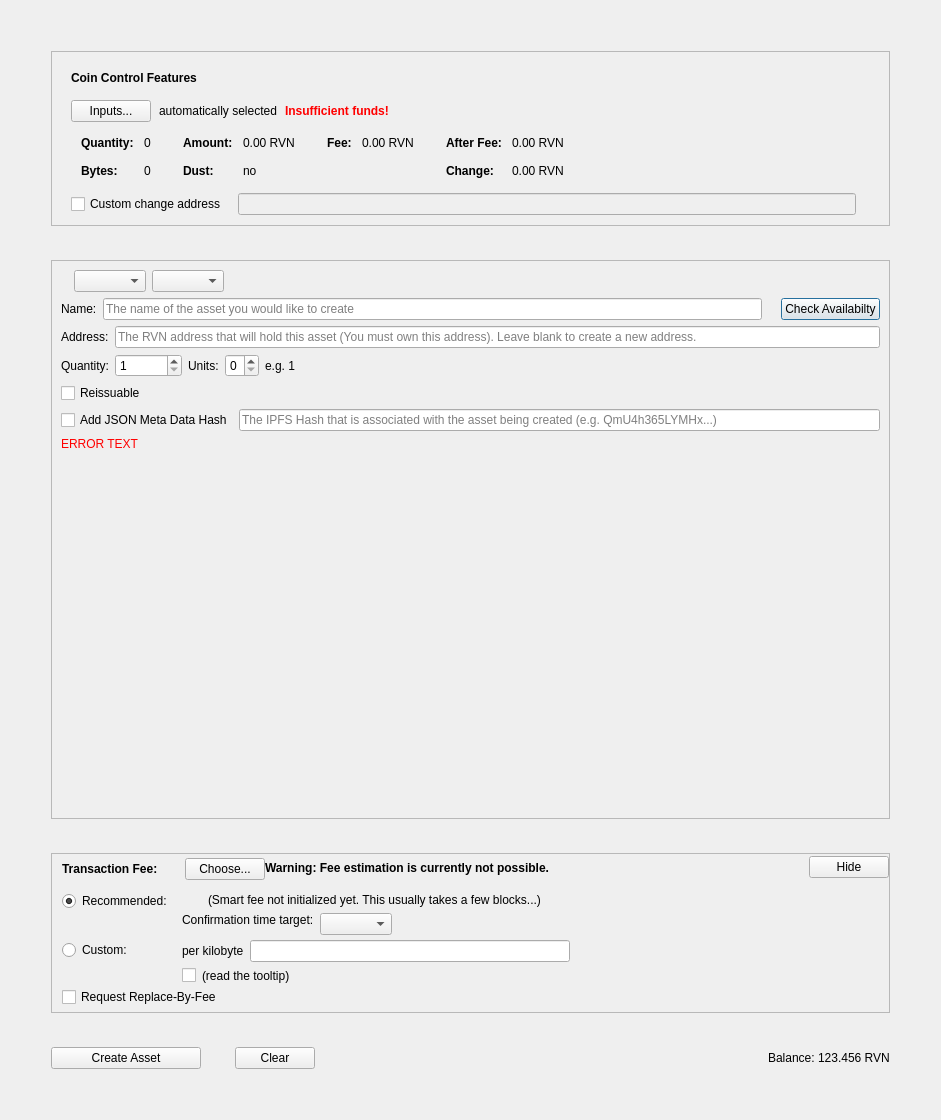
Old version of the form src/qt/forms/createassetdialog.ui in the repository blondfrogs/Ravencoin.
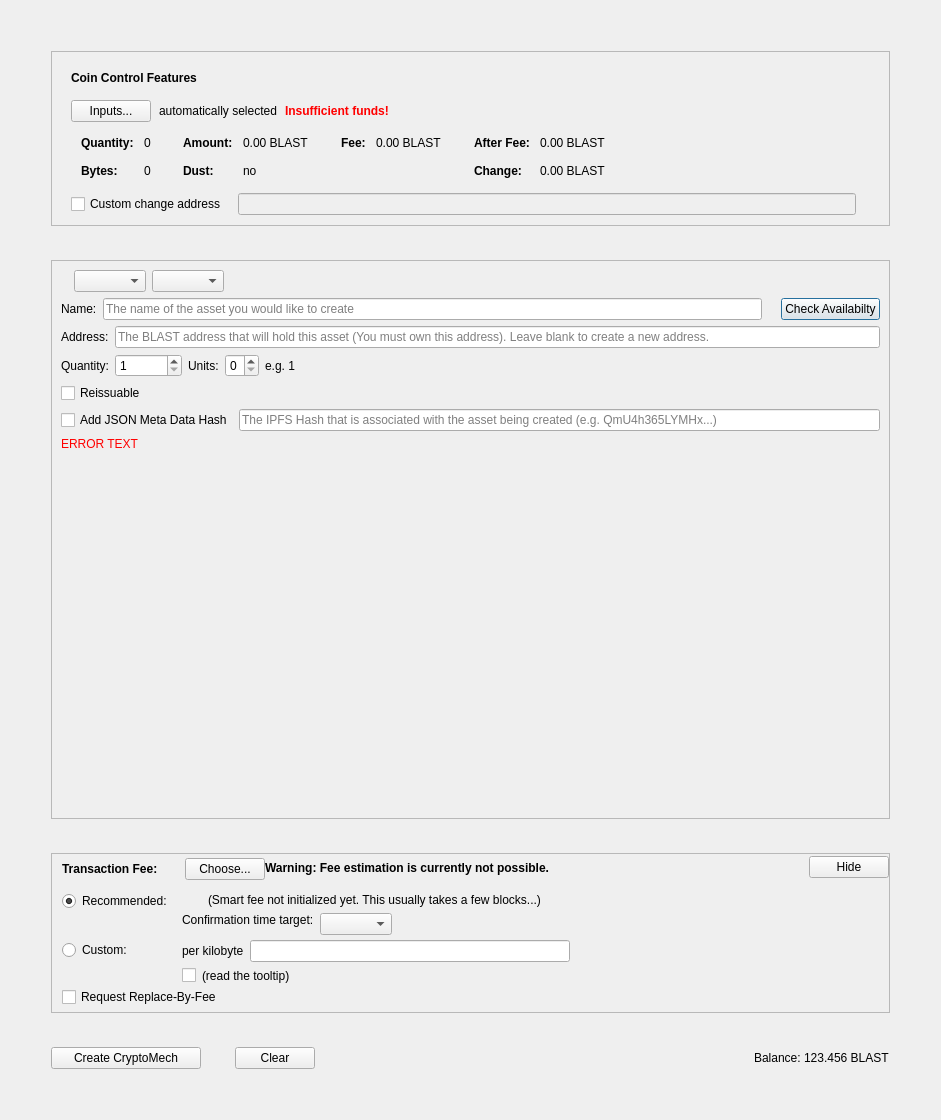
New version of the form. Custom widgets are drawn as their Qt base class.

Commit message: Branding: BLAST

```diff
--- a/src/qt/forms/createassetdialog.ui
+++ b/src/qt/forms/createassetdialog.ui
@@ -335,7 +335,7 @@
                     <enum>Qt::ActionsContextMenu</enum>
                    </property>
                    <property name="text">
-                    <string notr="true">0.00 RVN</string>
+                    <string notr="true">0.00 BLAST</string>
                    </property>
                    <property name="textInteractionFlags">
                     <set>Qt::LinksAccessibleByMouse|Qt::TextSelectableByKeyboard|Qt::TextSelectableByMouse</set>
@@ -415,7 +415,7 @@
                     <enum>Qt::ActionsContextMenu</enum>
                    </property>
                    <property name="text">
-                    <string notr="true">0.00 RVN</string>
+                    <string notr="true">0.00 BLAST</string>
                    </property>
                    <property name="textInteractionFlags">
                     <set>Qt::LinksAccessibleByMouse|Qt::TextSelectableByKeyboard|Qt::TextSelectableByMouse</set>
@@ -466,7 +466,7 @@
                     <enum>Qt::ActionsContextMenu</enum>
                    </property>
                    <property name="text">
-                    <string notr="true">0.00 RVN</string>
+                    <string notr="true">0.00 BLAST</string>
                    </property>
                    <property name="textInteractionFlags">
                     <set>Qt::LinksAccessibleByMouse|Qt::TextSelectableByKeyboard|Qt::TextSelectableByMouse</set>
@@ -495,7 +495,7 @@
                     <enum>Qt::ActionsContextMenu</enum>
                    </property>
                    <property name="text">
-                    <string notr="true">0.00 RVN</string>
+                    <string notr="true">0.00 BLAST</string>
                    </property>
                    <property name="textInteractionFlags">
                     <set>Qt::LinksAccessibleByMouse|Qt::TextSelectableByKeyboard|Qt::TextSelectableByMouse</set>
@@ -688,7 +688,7 @@
                <string/>
               </property>
               <property name="placeholderText">
-               <string>The RVN address that will hold this asset (You must own this address). Leave blank to create a new address.</string>
+               <string>The BLAST address that will hold this asset (You must own this address). Leave blank to create a new address.</string>
               </property>
              </widget>
             </item>
@@ -1350,7 +1350,7 @@
           </size>
          </property>
          <property name="text">
-          <string>Create Asset</string>
+          <string>Create CryptoMech</string>
          </property>
         </widget>
        </item>
@@ -1395,7 +1395,7 @@
             <enum>Qt::RightToLeft</enum>
            </property>
            <property name="text">
-            <string>123.456 RVN</string>
+            <string>123.456 BLAST</string>
            </property>
           </widget>
          </item>
```
Left out of the diff: 10 changed lines with no effect on the pictures. The commit also changes 750 other files.
